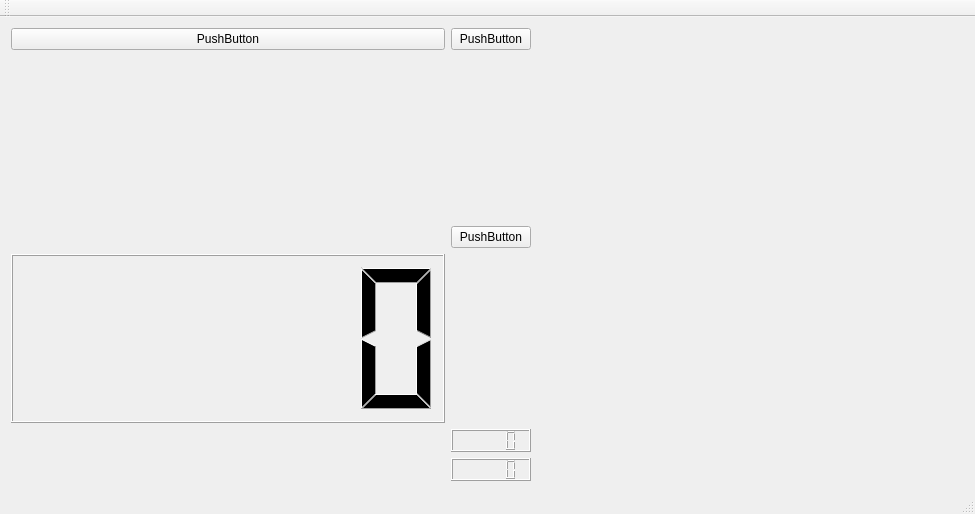
The window that Lesson_25/05/mainwindow.ui (1395724712/QTcode) describes before a commit, drawn with Qt 5.
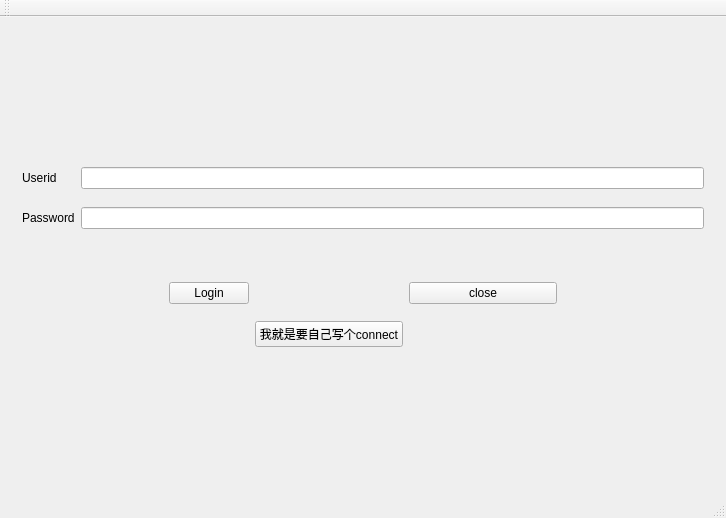
The same window after the commit. Icons and pictures are not drawn. Custom widgets are drawn as their Qt base class.

```diff
--- a/Lesson_25/05/mainwindow.ui
+++ b/Lesson_25/05/mainwindow.ui
@@ -6,96 +6,183 @@
    <rect>
     <x>0</x>
     <y>0</y>
-    <width>975</width>
-    <height>514</height>
+    <width>726</width>
+    <height>518</height>
    </rect>
   </property>
   <property name="windowTitle">
    <string>MainWindow</string>
   </property>
   <widget class="QWidget" name="centralWidget">
-   <layout class="QGridLayout" name="gridLayout">
-    <item row="0" column="1">
-     <widget class="QPushButton" name="pushButton_2">
-      <property name="text">
-       <string>PushButton</string>
-      </property>
+   <layout class="QVBoxLayout" name="verticalLayout">
+    <item>
+     <widget class="QWidget" name="widget" native="true">
+      <widget class="QLabel" name="label">
+       <property name="geometry">
+        <rect>
+         <x>130</x>
+         <y>10</y>
+         <width>351</width>
+         <height>111</height>
+        </rect>
+       </property>
+       <property name="text">
+        <string/>
+       </property>
+       <property name="pixmap">
+        <pixmap>../../../my_image/img_1.jpg</pixmap>
+       </property>
+       <property name="scaledContents">
+        <bool>true</bool>
+       </property>
+      </widget>
+      <zorder>widget_2</zorder>
+      <zorder>label</zorder>
      </widget>
     </item>
-    <item row="6" column="0">
-     <widget class="QLCDNumber" name="lcdNumber"/>
-    </item>
-    <item row="0" column="0">
-     <widget class="QPushButton" name="pushButton">
-      <property name="text">
-       <string>PushButton</string>
-      </property>
+    <item>
+     <widget class="QWidget" name="widget_2" native="true">
+      <layout class="QGridLayout" name="gridLayout">
+       <item row="0" column="0">
+        <widget class="QLabel" name="label_2">
+         <property name="maximumSize">
+          <size>
+           <width>100</width>
+           <height>100</height>
+          </size>
+         </property>
+         <property name="text">
+          <string>Userid</string>
+         </property>
+        </widget>
+       </item>
+       <item row="0" column="1">
+        <widget class="QLineEdit" name="lineEdit"/>
+       </item>
+       <item row="1" column="0">
+        <widget class="QLabel" name="label_5">
+         <property name="maximumSize">
+          <size>
+           <width>100</width>
+           <height>100</height>
+          </size>
+         </property>
+         <property name="text">
+          <string>Password</string>
+         </property>
+        </widget>
+       </item>
+       <item row="1" column="1">
+        <widget class="QLineEdit" name="lineEdit_2"/>
+       </item>
+      </layout>
+      <zorder>widget</zorder>
+      <zorder>widget</zorder>
+      <zorder>label_2</zorder>
+      <zorder>label_5</zorder>
+      <zorder>lineEdit</zorder>
+      <zorder>lineEdit_2</zorder>
      </widget>
     </item>
-    <item row="2" column="1">
-     <widget class="QPushButton" name="pushButton_3">
-      <property name="text">
-       <string>PushButton</string>
-      </property>
+    <item>
+     <widget class="QWidget" name="widget_3" native="true">
+      <layout class="QGridLayout" name="gridLayout_2">
+       <item row="0" column="5">
+        <spacer name="horizontalSpacer_3">
+         <property name="orientation">
+          <enum>Qt::Horizontal</enum>
+         </property>
+         <property name="sizeHint" stdset="0">
+          <size>
+           <width>122</width>
+           <height>20</height>
+          </size>
+         </property>
+        </spacer>
+       </item>
+       <item row="0" column="2">
+        <widget class="QPushButton" name="pushButton">
+         <property name="text">
+          <string>Login</string>
+         </property>
+        </widget>
+       </item>
+       <item row="0" column="4">
+        <widget class="QPushButton" name="pushButton_2">
+         <property name="text">
+          <string>close</string>
+         </property>
+        </widget>
+       </item>
+       <item row="0" column="1">
+        <spacer name="horizontalSpacer">
+         <property name="orientation">
+          <enum>Qt::Horizontal</enum>
+         </property>
+         <property name="sizeHint" stdset="0">
+          <size>
+           <width>122</width>
+           <height>20</height>
+          </size>
+         </property>
+        </spacer>
+       </item>
+       <item row="0" column="3">
+        <spacer name="horizontalSpacer_2">
+         <property name="orientation">
+          <enum>Qt::Horizontal</enum>
+         </property>
+         <property name="sizeType">
+          <enum>QSizePolicy::Fixed</enum>
+         </property>
+         <property name="sizeHint" stdset="0">
+          <size>
+           <width>20</width>
+           <height>20</height>
+          </size>
+         </property>
+        </spacer>
+       </item>
+       <item row="1" column="3">
+        <widget class="QPushButton" name="pushButton_3">
+         <property name="text">
+          <string>我就是要自己写个connect</string>
+         </property>
+        </widget>
+       </item>
+       <item row="1" column="1">
+        <spacer name="horizontalSpacer_4">
+         <property name="orientation">
+          <enum>Qt::Horizontal</enum>
+         </property>
+         <property name="sizeHint" stdset="0">
+          <size>
+           <width>40</width>
+           <height>20</height>
+          </size>
+         </property>
+        </spacer>
+       </item>
+       <item row="1" column="4">
+        <spacer name="horizontalSpacer_5">
+         <property name="orientation">
+          <enum>Qt::Horizontal</enum>
+         </property>
+         <property name="sizeHint" stdset="0">
+          <size>
+           <width>40</width>
+           <height>20</height>
+          </size>
+         </property>
+        </spacer>
+       </item>
+      </layout>
      </widget>
     </item>
-    <item row="1" column="1">
-     <spacer name="verticalSpacer">
-      <property name="orientation">
-       <enum>Qt::Vertical</enum>
-      </property>
-      <property name="sizeHint" stdset="0">
-       <size>
-        <width>20</width>
-        <height>40</height>
-       </size>
-      </property>
-     </spacer>
-    </item>
-    <item row="2" column="0">
-     <spacer name="horizontalSpacer">
-      <property name="orientation">
-       <enum>Qt::Horizontal</enum>
-      </property>
-      <property name="sizeHint" stdset="0">
-       <size>
-        <width>40</width>
-        <height>20</height>
-       </size>
-      </property>
-     </spacer>
-    </item>
-    <item row="6" column="1">
-     <spacer name="verticalSpacer_2">
-      <property name="orientation">
-       <enum>Qt::Vertical</enum>
-      </property>
-      <property name="sizeHint" stdset="0">
-       <size>
-        <width>20</width>
-        <height>40</height>
-       </size>
-      </property>
-     </spacer>
-    </item>
-    <item row="7" column="1">
-     <widget class="QLCDNumber" name="lcdNumber_2"/>
-    </item>
-    <item row="8" column="1">
-     <widget class="QLCDNumber" name="lcdNumber_3"/>
-    </item>
-    <item row="2" column="2">
-     <spacer name="horizontalSpacer_2">
-      <property name="orientation">
-       <enum>Qt::Horizontal</enum>
-      </property>
-      <property name="sizeHint" stdset="0">
-       <size>
-        <width>40</width>
-        <height>20</height>
-       </size>
-      </property>
-     </spacer>
+    <item>
+     <widget class="SmallWidget" name="widget_4" native="true">
+      <layout class="QHBoxLayout" name="horizontalLayout"/>
+     </widget>
     </item>
    </layout>
   </widget>
@@ -120,6 +207,14 @@
   <widget class="QStatusBar" name="statusBar"/>
  </widget>
  <layoutdefault spacing="6" margin="11"/>
+ <customwidgets>
+  <customwidget>
+   <class>SmallWidget</class>
+   <extends>QWidget</extends>
+   <header location="global">smallwidget.h</header>
+   <container>1</container>
+  </customwidget>
+ </customwidgets>
  <resources/>
  <connections/>
 </ui>
```
Left out of the diff: 21 changed lines with no effect on the pictures.
